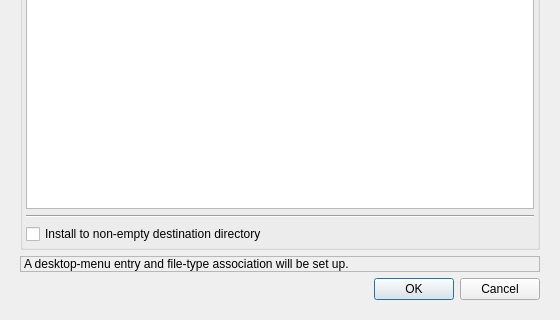
Above: AppInstaller/installer/installer.ui from gradgrind/fetinstaller before the change; both pictures show x 0 to 560 and y 180 to 500 of the 560 by 500 pixel window. Below: the same form after it.
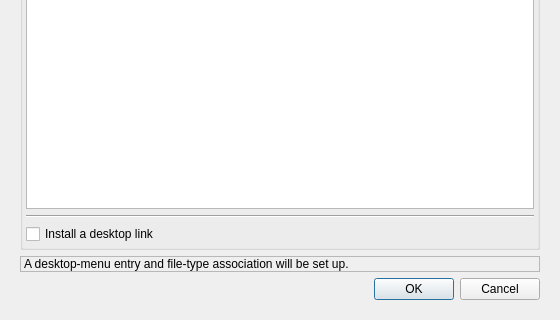
That is the form after the change. Icons and pictures are not drawn.

Diff of the .ui file:
```diff
--- a/AppInstaller/installer/installer.ui
+++ b/AppInstaller/installer/installer.ui
@@ -366,7 +366,7 @@
              <string notr="true"/>
             </property>
             <property name="text">
-             <string>Install to non-empty destination directory</string>
+             <string>Install a desktop link</string>
             </property>
            </widget>
           </item>
```
Left out of the diff: 2 changed lines with no effect on the pictures.
